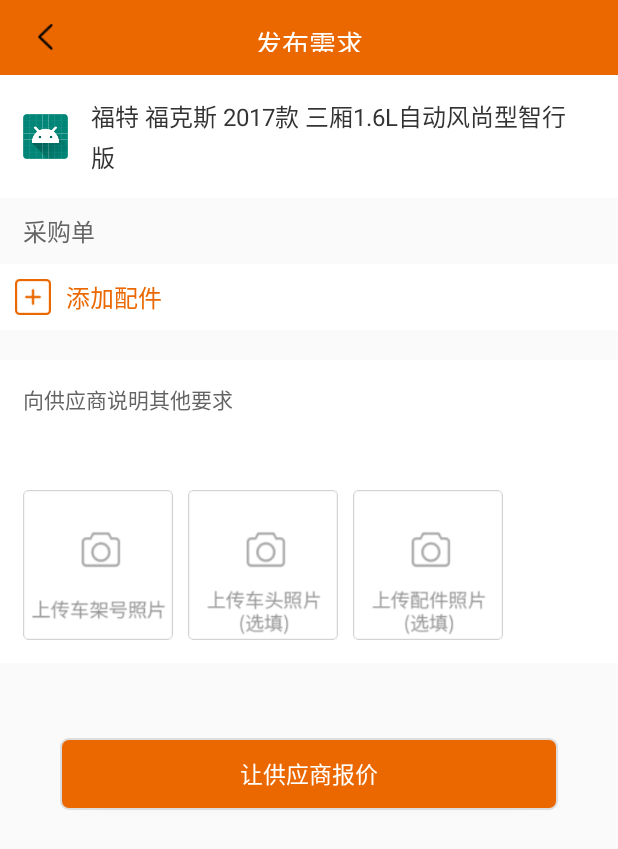
After one commit to wangl271464434/jieniu, an Android app: the XjInfoActivity screen opened directly, with no data from a screen before it, on a phone screen of 412 x 824 dp. The commit adds this screen. Shown: the top 849 px of the screen. Run offline under Robolectric (Android 15) with nearby library versions, the phone set to English and light mode, and no system bars; our stand-ins replace ButterKnife, EventBus.

Commit message:
commit 询价信息

```diff
--- a/app/src/main/AndroidManifest.xml
+++ b/app/src/main/AndroidManifest.xml
@@ -248,7 +248,9 @@
         <activity
             android:name=".jijian.SearchStoreActivity"
             android:windowSoftInputMode="adjustPan|adjustResize" />
-        <activity android:name=".home.XJCarTypeActivity"></activity>
+        <activity android:name=".home.XJCarTypeActivity" />
+        <activity android:name=".home.XjInfoActivity" />
+        <activity android:name=".home.XjAddCarTypeActivity"></activity>
     </application>
 
 </manifest>
--- /dev/null
+++ b/app/src/main/java/com/jieniuwuliu/jieniu/home/XjInfoActivity.java
@@ -0,0 +1,52 @@
+package com.jieniuwuliu.jieniu.home;
+
+import android.os.Bundle;
+import android.view.View;
+import android.widget.ImageView;
+import android.widget.TextView;
+
+import com.jieniuwuliu.jieniu.R;
+import com.jieniuwuliu.jieniu.base.BaseActivity;
+
+import butterknife.BindView;
+import butterknife.ButterKnife;
+import butterknife.OnClick;
+
+public class XjInfoActivity extends BaseActivity {
+    @BindView(R.id.img)
+    ImageView img;
+    @BindView(R.id.tv_name)
+    TextView tvName;
+    @BindView(R.id.img1)
+    ImageView img1;
+    @BindView(R.id.img2)
+    ImageView img2;
+    @BindView(R.id.img3)
+    ImageView img3;
+
+    @Override
+    protected int getLayoutId() {
+        return R.layout.activity_xj_info;
+    }
+
+    @Override
+    protected void init() {
+
+    }
+    @OnClick({R.id.layout_back, R.id.img1, R.id.img2, R.id.img3, R.id.btn})
+    public void onViewClicked(View view) {
+        switch (view.getId()) {
+            case R.id.layout_back:
+                finish();
+                break;
+            case R.id.img1:
+                break;
+            case R.id.img2:
+                break;
+            case R.id.img3:
+                break;
+            case R.id.btn:
+                break;
+        }
+    }
+}
--- /dev/null
+++ b/app/src/main/res/layout/activity_xj_info.xml
@@ -0,0 +1,152 @@
+<?xml version="1.0" encoding="utf-8"?>
+<LinearLayout xmlns:android="http://schemas.android.com/apk/res/android"
+    xmlns:app="http://schemas.android.com/apk/res-auto"
+    xmlns:tools="http://schemas.android.com/tools"
+    android:layout_width="match_parent"
+    android:layout_height="match_parent"
+    android:orientation="vertical"
+    tools:context=".home.XjInfoActivity">
+    <RelativeLayout
+        android:id="@+id/layout_title"
+        android:layout_width="match_parent"
+        android:layout_height="@dimen/size_50dp"
+        android:background="@color/orange"
+        android:padding="@dimen/size_15dp"
+        >
+        <LinearLayout
+            android:id="@+id/layout_back"
+            android:layout_width="@dimen/size_30dp"
+            android:layout_height="@dimen/size_30dp"
+            android:layout_centerVertical="true"
+            android:gravity="center"
+            >
+            <ImageView
+                android:layout_width="@dimen/size_18dp"
+                android:layout_height="@dimen/size_17dp"
+                android:src="@mipmap/ic_back"
+                />
+        </LinearLayout>
+        <TextView
+            android:layout_width="wrap_content"
+            android:layout_height="wrap_content"
+            android:layout_centerVertical="true"
+            android:layout_centerHorizontal="true"
+            android:text="发布需求"
+            android:textColor="@color/white"
+            android:textSize="@dimen/size_18sp"
+            />
+    </RelativeLayout>
+    <RelativeLayout
+        android:layout_width="match_parent"
+        android:layout_height="wrap_content"
+        android:background="@color/white"
+        android:padding="@dimen/size_15dp"
+        >
+        <ImageView
+            android:id="@+id/img"
+            android:layout_width="@dimen/size_30dp"
+            android:layout_height="@dimen/size_30dp"
+            android:layout_centerVertical="true"
+            android:src="@mipmap/ic_launcher"
+            />
+        <TextView
+            android:id="@+id/tv_name"
+            android:layout_width="match_parent"
+            android:layout_height="wrap_content"
+            android:layout_toRightOf="@id/img"
+            android:layout_centerVertical="true"
+            android:layout_marginLeft="@dimen/size_15dp"
+            android:layout_marginRight="@dimen/size_10dp"
+            android:text="福特 福克斯 2017款 三厢1.6L自动风尚型智行版"
+            android:lineSpacingExtra="@dimen/size_3dp"
+            android:textSize="@dimen/size_16sp"
+            android:textColor="@color/black"
+            />
+    </RelativeLayout>
+    <LinearLayout
+        android:layout_width="match_parent"
+        android:layout_height="wrap_content"
+        android:orientation="vertical"
+        >
+        <TextView
+            android:layout_width="wrap_content"
+            android:layout_height="wrap_content"
+            android:text="采购单"
+            android:layout_marginTop="@dimen/size_10dp"
+            android:layout_marginBottom="@dimen/size_10dp"
+            android:layout_marginLeft="@dimen/size_15dp"
+            android:textSize="@dimen/size_16sp"
+            android:textColor="@color/gray"
+            />
+        <LinearLayout
+            android:layout_width="match_parent"
+            android:layout_height="wrap_content"
+            android:background="@color/white"
+            android:padding="@dimen/size_10dp"
+            android:orientation="vertical"
+            >
+            <TextView
+                android:layout_width="wrap_content"
+                android:layout_height="wrap_content"
+                android:text="添加配件"
+                android:textColor="@color/orange"
+                android:textSize="@dimen/size_16sp"
+                android:drawableLeft="@mipmap/ic_add"
+                android:drawablePadding="@dimen/size_10dp"
+                />
+        </LinearLayout>
+    </LinearLayout>
+    <LinearLayout
+        android:layout_width="match_parent"
+        android:layout_height="wrap_content"
+        android:background="@color/white"
+        android:layout_marginTop="@dimen/size_20dp"
+        android:padding="@dimen/size_15dp"
+        android:orientation="vertical"
+        >
+        <TextView
+            android:layout_width="wrap_content"
+            android:layout_height="wrap_content"
+            android:text="向供应商说明其他要求"
+            android:textColor="@color/gray"
+            />
+        <LinearLayout
+            android:layout_width="wrap_content"
+            android:layout_height="wrap_content"
+            android:layout_marginTop="@dimen/size_50dp"
+            >
+            <ImageView
+                android:id="@+id/img1"
+                android:layout_width="@dimen/size_100dp"
+                android:layout_height="@dimen/size_100dp"
+                android:src="@mipmap/ic_upload1"
+                />
+            <ImageView
+                android:id="@+id/img2"
+                android:layout_width="@dimen/size_100dp"
+                android:layout_height="@dimen/size_100dp"
+                android:src="@mipmap/ic_upload2"
+                android:layout_marginLeft="@dimen/size_10dp"
+                />
+            <ImageView
+                android:id="@+id/img3"
+                android:layout_width="@dimen/size_100dp"
+                android:layout_height="@dimen/size_100dp"
+                android:src="@mipmap/ic_upload3"
+                android:layout_marginLeft="@dimen/size_10dp"
+                />
+        </LinearLayout>
+    </LinearLayout>
+        <Button
+            android:id="@+id/btn"
+            android:layout_width="match_parent"
+            android:layout_height="wrap_content"
+            android:layout_marginLeft="@dimen/size_40dp"
+            android:layout_marginRight="@dimen/size_40dp"
+            android:layout_marginTop="@dimen/size_50dp"
+            android:text="让供应商报价"
+            android:textColor="@color/white"
+            android:textSize="@dimen/size_15sp"
+            android:background="@drawable/btn_orange_shape"
+            />
+</LinearLayout>
--- a/app/src/main/res/layout/activity_xjcar_type.xml
+++ b/app/src/main/res/layout/activity_xjcar_type.xml
@@ -64,8 +64,8 @@
             android:layout_marginRight="@dimen/size_5dp"
             >
             <ImageView
-                android:layout_width="@dimen/size_16dp"
-                android:layout_height="@dimen/size_16dp"
+                android:layout_width="@dimen/size_20dp"
+                android:layout_height="@dimen/size_20dp"
                 android:src="@mipmap/ic_search"
                 />
         </LinearLayout>
```
Also changed, not shown: app/src/main/java/com/jieniuwuliu/jieniu/home/XjAddCarTypeActivity.java (added, +45 -0 lines), app/src/main/res/layout/activity_xj_add_car_type.xml (added, +95 -0 lines), app/src/main/res/mipmap-xhdpi/ic_add.png (added), app/src/main/res/mipmap-xhdpi/ic_upload1.png (added), app/src/main/res/mipmap-xhdpi/ic_upload2.png (added), app/src/main/res/mipmap-xhdpi/ic_upload3.png (added).
